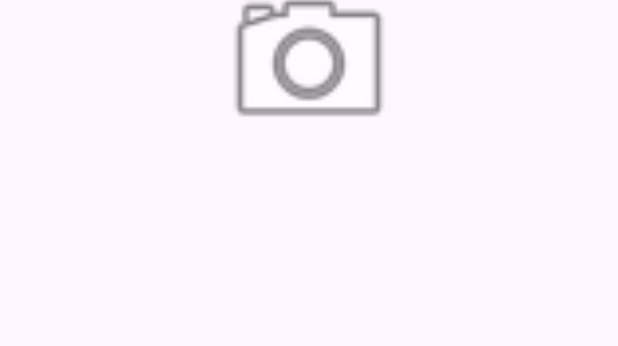
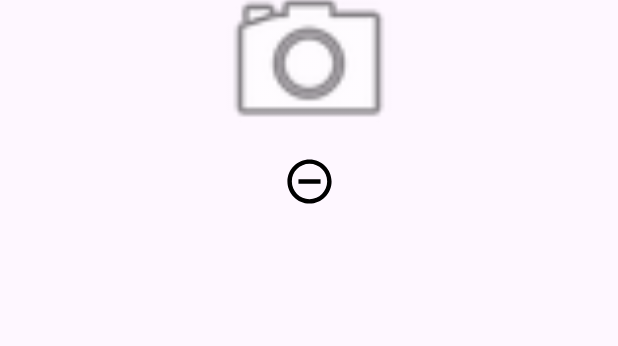
Before and after one commit to lukas-havlicek-krizik/SmartBudget, an Android app: the layout activity_add_new.xml on its own in the app's theme, with its tools: preview values and no code run, on a phone screen of 412 x 824 dp. Shown: the part 756-1102 px from the top of the screen. Run offline under Robolectric (Android 15) with nearby library versions, the phone set to English and light mode, and no system bars.

Commit message:
User can remove photos from records.

```diff
--- /dev/null
+++ b/app/src/main/res/drawable/baseline_remove_circle_outline_24.xml
@@ -0,0 +1,10 @@
+<vector xmlns:android="http://schemas.android.com/apk/res/android"
+    android:height="35dp"
+    android:tint="#000000"
+    android:viewportHeight="24"
+    android:viewportWidth="24"
+    android:width="35dp">
+
+    <path android:fillColor="@android:color/white" android:pathData="M7,11v2h10v-2L7,11zM12,2C6.48,2 2,6.48 2,12s4.48,10 10,10 10,-4.48 10,-10S17.52,2 12,2zM12,20c-4.41,0 -8,-3.59 -8,-8s3.59,-8 8,-8 8,3.59 8,8 -3.59,8 -8,8z"/>
+
+</vector>
--- a/app/src/main/res/layout/activity_add_new.xml
+++ b/app/src/main/res/layout/activity_add_new.xml
@@ -6,6 +6,20 @@
     android:layout_width="match_parent"
     android:layout_height="match_parent"
     tools:context=".AddNew">
+
+    <ImageButton
+        android:id="@+id/btnDeleteImg"
+        android:layout_width="35dp"
+        android:layout_height="35dp"
+        android:background="?attr/selectableItemBackgroundBorderless"
+        android:contentDescription="Smazat"
+        android:onClick="smazatFoto"
+        android:src="@drawable/baseline_remove_circle_outline_24"
+        app:layout_constraintBottom_toBottomOf="parent"
+        app:layout_constraintEnd_toEndOf="parent"
+        app:layout_constraintStart_toStartOf="parent"
+        app:layout_constraintTop_toBottomOf="@+id/imageView"
+        app:layout_constraintVertical_bias="0.0" />
 
     <TextView
         android:id="@+id/textView2"
```
Also changed, not shown: app/src/main/java/com/example/smartbudget/AddNew.java (+19 -6 lines), app/src/main/java/com/example/smartbudget/UpdateDetails.java (+23 -6 lines), app/src/main/res/layout/activity_update_details.xml (+14 -0 lines).
